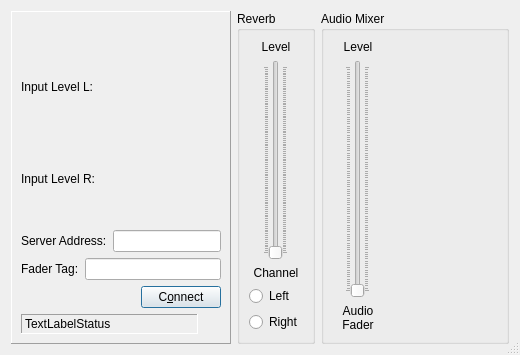
Qt form src/llconclientdlgbase.ui (jamulussoftware/jamulus) before a commit.
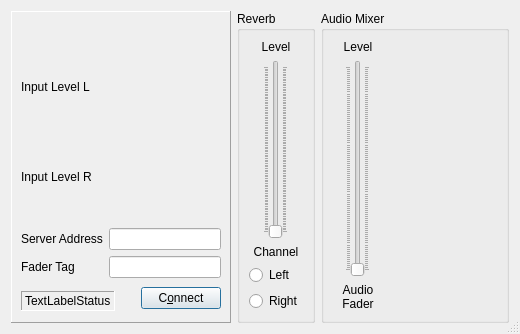
The same form after that commit. Icons and pictures are not drawn. Custom widgets are drawn as their Qt base class.

```diff
--- a/src/llconclientdlgbase.ui
+++ b/src/llconclientdlgbase.ui
@@ -6,7 +6,7 @@
     <x>0</x>
     <y>0</y>
     <width>520</width>
-    <height>355</height>
+    <height>334</height>
    </rect>
   </property>
   <property name="windowTitle" >
@@ -78,7 +78,7 @@
              </sizepolicy>
             </property>
             <property name="text" >
-             <string>Input Level L:</string>
+             <string>Input Level L</string>
             </property>
             <property name="wordWrap" >
              <bool>false</bool>
@@ -93,8 +93,14 @@
               <verstretch>0</verstretch>
              </sizepolicy>
             </property>
+            <property name="minimumSize" >
+             <size>
+              <width>84</width>
+              <height>0</height>
+             </size>
+            </property>
             <property name="text" >
-             <string>Input Level R:</string>
+             <string>Input Level R</string>
             </property>
             <property name="wordWrap" >
              <bool>false</bool>
@@ -143,62 +149,34 @@
       </item>
       <item>
        <layout class="QHBoxLayout" >
-        <property name="spacing" >
-         <number>6</number>
-        </property>
-        <property name="leftMargin" >
-         <number>0</number>
-        </property>
-        <property name="topMargin" >
-         <number>0</number>
-        </property>
-        <property name="rightMargin" >
-         <number>0</number>
-        </property>
-        <property name="bottomMargin" >
-         <number>0</number>
-        </property>
+        <item>
+         <layout class="QVBoxLayout" >
         <item>
          <widget class="QLabel" name="TextLabelServerAddr" >
           <property name="text" >
-           <string>Server Address:</string>
+             <string>Server Address</string>
           </property>
           <property name="wordWrap" >
            <bool>false</bool>
           </property>
          </widget>
         </item>
-        <item>
-         <widget class="QLineEdit" name="LineEditServerAddr" />
-        </item>
-       </layout>
-      </item>
-      <item>
-       <layout class="QHBoxLayout" >
-        <property name="spacing" >
-         <number>6</number>
-        </property>
-        <property name="leftMargin" >
-         <number>0</number>
-        </property>
-        <property name="topMargin" >
-         <number>0</number>
-        </property>
-        <property name="rightMargin" >
-         <number>0</number>
-        </property>
-        <property name="bottomMargin" >
-         <number>0</number>
-        </property>
         <item>
          <widget class="QLabel" name="TextLabelServerTag" >
           <property name="text" >
-           <string>Fader Tag:</string>
+             <string>Fader Tag</string>
           </property>
           <property name="wordWrap" >
            <bool>false</bool>
           </property>
          </widget>
+          </item>
+         </layout>
+        </item>
+        <item>
+         <layout class="QVBoxLayout" >
+          <item>
+           <widget class="QLineEdit" name="LineEditServerAddr" />
         </item>
         <item>
          <widget class="QLineEdit" name="LineEditFaderTag" >
@@ -209,52 +187,35 @@
         </item>
        </layout>
       </item>
+       </layout>
+      </item>
       <item>
        <layout class="QHBoxLayout" >
         <property name="spacing" >
-         <number>6</number>
-        </property>
-        <property name="leftMargin" >
          <number>0</number>
         </property>
-        <property name="topMargin" >
-         <number>0</number>
-        </property>
-        <property name="rightMargin" >
-         <number>0</number>
-        </property>
-        <property name="bottomMargin" >
+        <item>
+         <layout class="QVBoxLayout" >
+          <property name="spacing" >
          <number>0</number>
         </property>
         <item>
          <spacer>
           <property name="orientation" >
-           <enum>Qt::Horizontal</enum>
+             <enum>Qt::Vertical</enum>
           </property>
           <property name="sizeType" >
-           <enum>QSizePolicy::Expanding</enum>
+             <enum>QSizePolicy::Minimum</enum>
           </property>
           <property name="sizeHint" >
            <size>
             <width>20</width>
-            <height>20</height>
+              <height>5</height>
            </size>
           </property>
          </spacer>
         </item>
         <item>
-         <widget class="QPushButton" name="PushButtonConnect" >
-          <property name="text" >
-           <string>C&amp;onnect</string>
-          </property>
-          <property name="default" >
-           <bool>true</bool>
-          </property>
-         </widget>
-        </item>
-       </layout>
-      </item>
-      <item>
        <layout class="QHBoxLayout" >
         <property name="spacing" >
          <number>3</number>
@@ -266,7 +227,7 @@
          <number>0</number>
         </property>
         <property name="rightMargin" >
-         <number>0</number>
+             <number>3</number>
         </property>
         <property name="bottomMargin" >
          <number>0</number>
@@ -314,6 +275,36 @@
            </size>
           </property>
          </widget>
+            </item>
+           </layout>
+          </item>
+         </layout>
+        </item>
+        <item>
+         <widget class="QPushButton" name="PushButtonConnect" >
+          <property name="text" >
+           <string>C&amp;onnect</string>
+          </property>
+          <property name="default" >
+           <bool>true</bool>
+          </property>
+         </widget>
+        </item>
+        <item>
+         <spacer>
+          <property name="orientation" >
+           <enum>Qt::Horizontal</enum>
+          </property>
+          <property name="sizeType" >
+           <enum>QSizePolicy::Minimum</enum>
+          </property>
+          <property name="sizeHint" >
+           <size>
+            <width>0</width>
+            <height>29</height>
+           </size>
+          </property>
+         </spacer>
         </item>
        </layout>
       </item>
```
Lines whose indentation alone changed are shown as unchanged.
